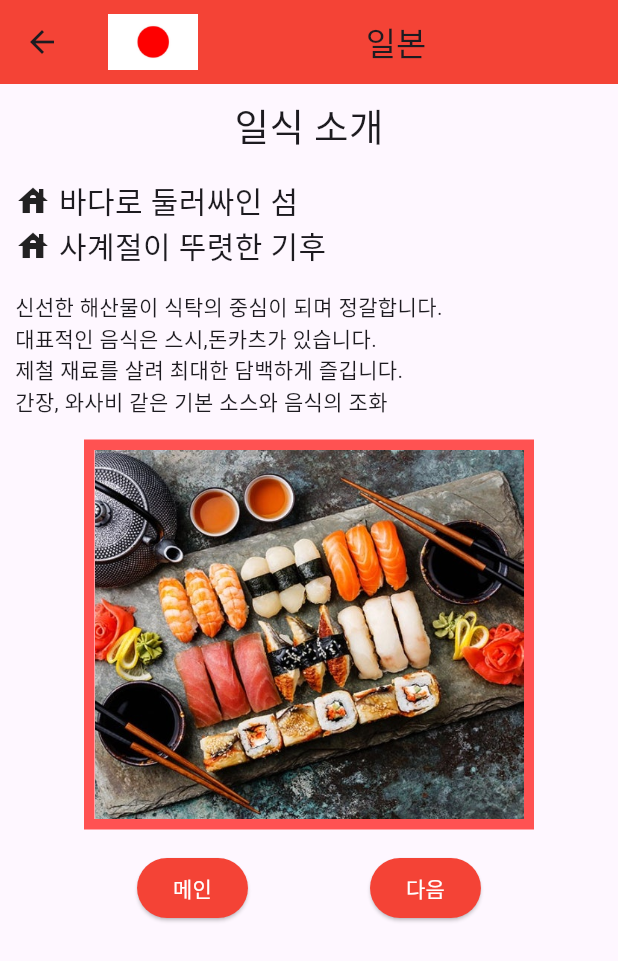
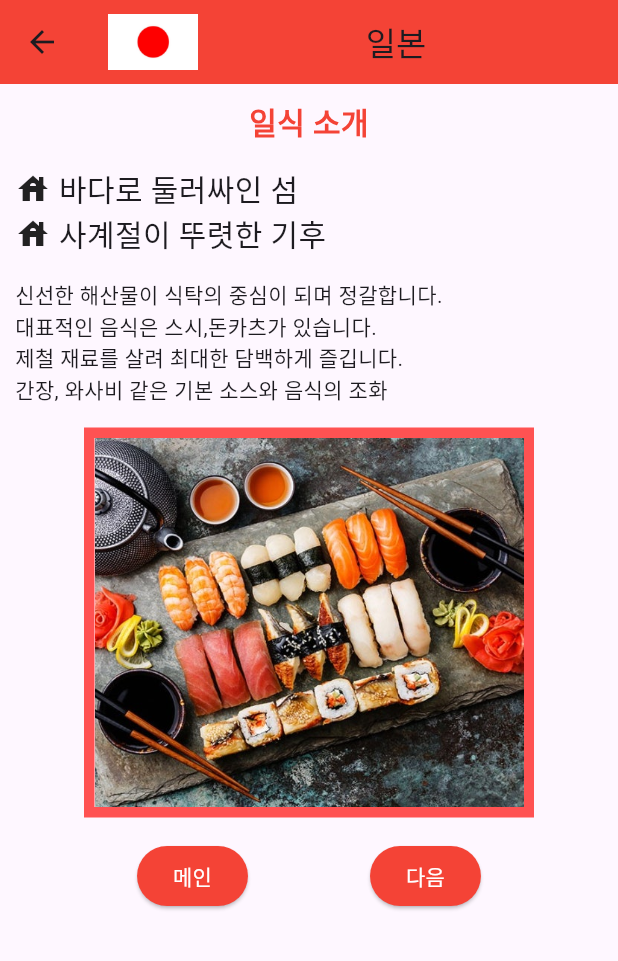
Before and after one commit to first-project-of-4T/4T-food, a Flutter app: the JapanP1 screen opened by its route, on a phone screen of 412 x 824 dp. Shown: the top 961 px of the screen. Run offline on Flutter 3.47's test engine with Material 3 defaults, Android fonts, the phone set to English and light mode, and no system bars; missing offline and left inert: simple_gesture_detector.

Commit message:
첫장 타이틀 글자 속성

```diff
--- a/food_4t_app/lib/japan/japan_p1.dart
+++ b/food_4t_app/lib/japan/japan_p1.dart
@@ -73,7 +73,7 @@ ChageImage(){
               Center(
                 child: Text('일식 소개',
                 style: TextStyle(
-                fontSize: 25,
+                fontSize: 20, color: Colors.red, fontWeight: FontWeight.bold
                           ),
                 ),
               ),
--- a/food_4t_app/lib/korea/korea_p1.dart
+++ b/food_4t_app/lib/korea/korea_p1.dart
@@ -29,7 +29,7 @@ body: Center(
     children: [
       Text(
         "한국의 음식",
-        style: TextStyle(fontSize: 24, fontWeight: FontWeight.bold),
+        style: TextStyle(fontSize: 24, fontWeight: FontWeight.bold, color: Colors.red),
       ),
       SizedBox(height: 16),
       Row(mainAxisAlignment: MainAxisAlignment.center,
```
